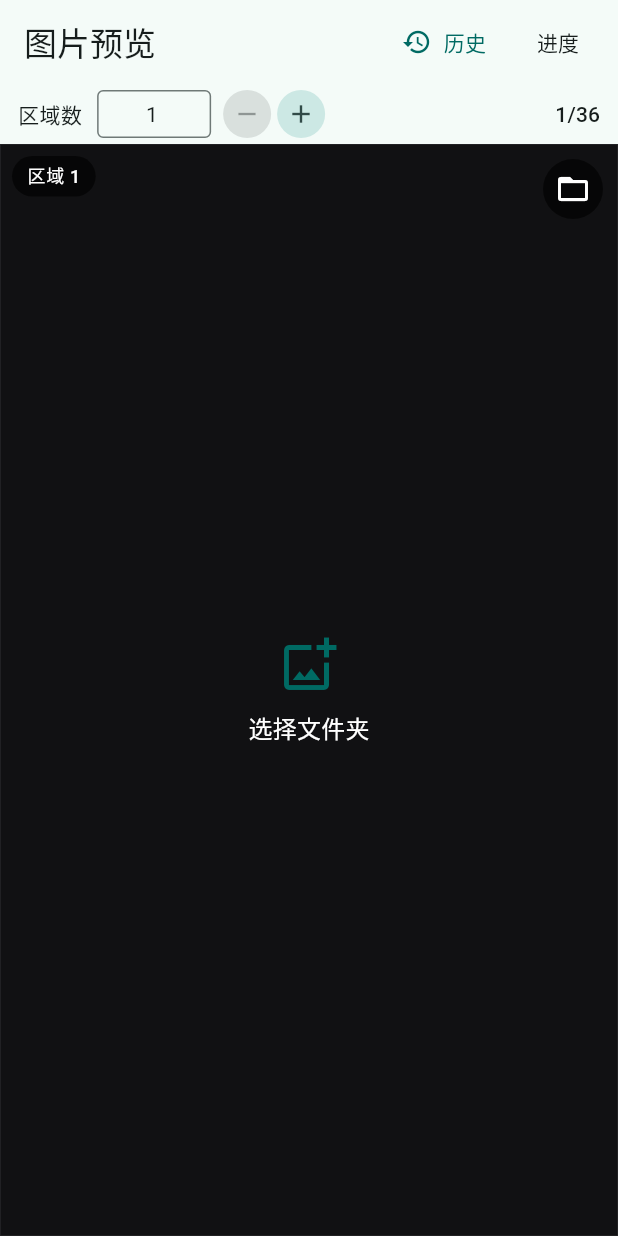
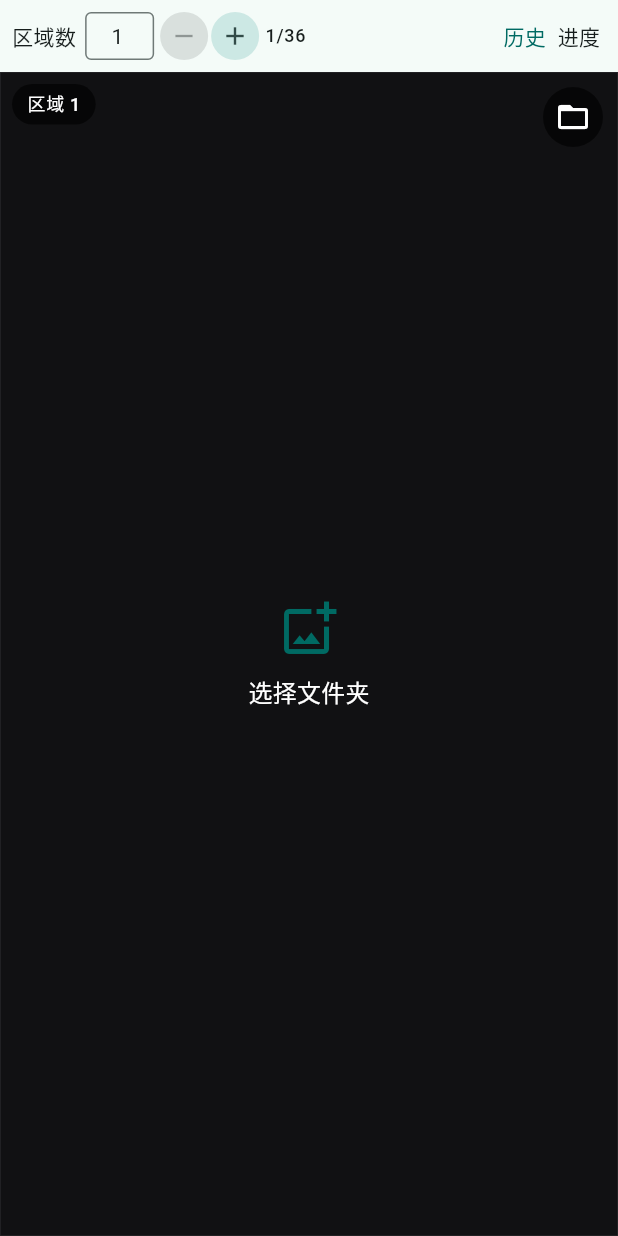
Before and after one commit to 601652267/previewimages, a Flutter app: the screen it shows after launch, on a phone screen of 412 x 824 dp. Run offline on Flutter 3.47's test engine with Material 3 defaults, Android fonts, the phone set to English and light mode, and no system bars; our stand-ins replace file_picker, shared_preferences.

Commit message:
Move history and progress into the region toolbar

```diff
--- a/lib/features/image_regions/image_regions_page.dart
+++ b/lib/features/image_regions/image_regions_page.dart
@@ -370,36 +370,8 @@ class _ImageRegionsPageState extends State<ImageRegionsPage>
   @override
   Widget build(BuildContext context) {
     return Scaffold(
-      appBar: AppBar(
-        title: const Text('图片预览'),
-        centerTitle: false,
-        actions: <Widget>[
-          TextButton.icon(
-            onPressed: _isRestoring ? null : _openHistory,
-            icon: const Icon(Icons.history, size: 20),
-            label: const Text('历史'),
-          ),
-          TextButton(
-            onPressed: () {
-              setState(() {
-                _showProgress = !_showProgress;
-              });
-              _recordHistory();
-            },
-            style: TextButton.styleFrom(
-              foregroundColor: _showProgress
-                  ? Theme.of(context).colorScheme.primary
-                  : Theme.of(context).colorScheme.onSurface,
-              backgroundColor: _showProgress
-                  ? Theme.of(context).colorScheme.primaryContainer
-                  : null,
-            ),
-            child: const Text('进度'),
-          ),
-          const SizedBox(width: 8),
-        ],
-      ),
       body: Column(
+        crossAxisAlignment: CrossAxisAlignment.stretch,
         children: <Widget>[
           RegionCountBar(
             controller: _regionCountController,
@@ -408,6 +380,12 @@ class _ImageRegionsPageState extends State<ImageRegionsPage>
             onChanged: _applyRegionCount,
             onDecrement: _decrementRegionCount,
             onIncrement: _incrementRegionCount,
+            onOpenHistory: _isRestoring ? null : _openHistory,
+            showProgress: _showProgress,
+            onToggleProgress: () {
+              setState(() => _showProgress = !_showProgress);
+              _recordHistory();
+            },
           ),
           Expanded(
             child: ImageRegionMosaic(
--- a/lib/features/image_regions/widgets/region_count_bar.dart
+++ b/lib/features/image_regions/widgets/region_count_bar.dart
@@ -10,6 +10,9 @@ class RegionCountBar extends StatelessWidget {
     required this.onChanged,
     required this.onDecrement,
     required this.onIncrement,
+    required this.onOpenHistory,
+    required this.showProgress,
+    required this.onToggleProgress,
   });
 
   final TextEditingController controller;
@@ -18,23 +21,33 @@ class RegionCountBar extends StatelessWidget {
   final ValueChanged<String> onChanged;
   final VoidCallback onDecrement;
   final VoidCallback onIncrement;
+  final VoidCallback? onOpenHistory;
+  final bool showProgress;
+  final VoidCallback onToggleProgress;
 
   @override
   Widget build(BuildContext context) {
+    final colors = Theme.of(context).colorScheme;
     return Material(
-      color: Theme.of(context).colorScheme.surface,
+      color: colors.surface,
       elevation: 1,
       child: SafeArea(
-        top: false,
         bottom: false,
         child: Padding(
-          padding: const EdgeInsets.symmetric(horizontal: 12, vertical: 4),
-          child: Row(
+          padding: const EdgeInsets.symmetric(horizontal: 8, vertical: 4),
+          child: Wrap(
+            alignment: WrapAlignment.spaceBetween,
+            crossAxisAlignment: WrapCrossAlignment.center,
+            spacing: 4,
+            runSpacing: 4,
+            children: <Widget>[
+              Row(
+                mainAxisSize: MainAxisSize.min,
                 children: <Widget>[
                   const Text('区域数'),
-              const SizedBox(width: 10),
+                  const SizedBox(width: 6),
                   SizedBox(
-                width: 76,
+                    width: 46,
                     height: 32,
                     child: TextField(
                       controller: controller,
@@ -55,7 +68,7 @@ class RegionCountBar extends StatelessWidget {
                       onChanged: onChanged,
                     ),
                   ),
-              const SizedBox(width: 8),
+                  const SizedBox(width: 4),
                   IconButton.filledTonal(
                     style: IconButton.styleFrom(
                       minimumSize: const Size(32, 32),
@@ -67,7 +80,7 @@ class RegionCountBar extends StatelessWidget {
                     tooltip: '减少',
                     icon: const Icon(Icons.remove),
                   ),
-              const SizedBox(width: 4),
+                  const SizedBox(width: 2),
                   IconButton.filledTonal(
                     style: IconButton.styleFrom(
                       minimumSize: const Size(32, 32),
@@ -79,10 +92,39 @@ class RegionCountBar extends StatelessWidget {
                     tooltip: '增加',
                     icon: const Icon(Icons.add),
                   ),
-              const Spacer(),
+                  const SizedBox(width: 4),
                   Text(
                     '$count/$maxCount',
-                style: Theme.of(context).textTheme.labelLarge,
+                    style: Theme.of(context).textTheme.labelMedium,
+                  ),
+                ],
+              ),
+              Row(
+                mainAxisSize: MainAxisSize.min,
+                children: <Widget>[
+                  TextButton(
+                    onPressed: onOpenHistory,
+                    style: TextButton.styleFrom(
+                      minimumSize: const Size(36, 40),
+                      padding: const EdgeInsets.symmetric(horizontal: 4),
+                      tapTargetSize: MaterialTapTargetSize.shrinkWrap,
+                    ),
+                    child: const Text('历史'),
+                  ),
+                  TextButton(
+                    onPressed: onToggleProgress,
+                    style: TextButton.styleFrom(
+                      minimumSize: const Size(36, 40),
+                      padding: const EdgeInsets.symmetric(horizontal: 4),
+                      tapTargetSize: MaterialTapTargetSize.shrinkWrap,
+                      foregroundColor:
+                          showProgress ? colors.primary : colors.onSurface,
+                      backgroundColor:
+                          showProgress ? colors.primaryContainer : null,
+                    ),
+                    child: const Text('进度'),
+                  ),
+                ],
               ),
             ],
           ),
--- a/pubspec.yaml
+++ b/pubspec.yaml
@@ -16,7 +16,7 @@ publish_to: 'none' # Remove this line if you wish to publish to pub.dev
 # https://developer.apple.com/library/archive/documentation/General/Reference/InfoPlistKeyReference/Articles/CoreFoundationKeys.html
 # In Windows, build-name is used as the major, minor, and patch parts
 # of the product and file versions while build-number is used as the build suffix.
-version: 1.0.4+5
+version: 1.0.5+6
 
 environment:
   sdk: '>=3.2.2 <4.0.0'
```
Also changed, not shown: 1 other file. Lines whose indentation alone changed are shown as unchanged.
